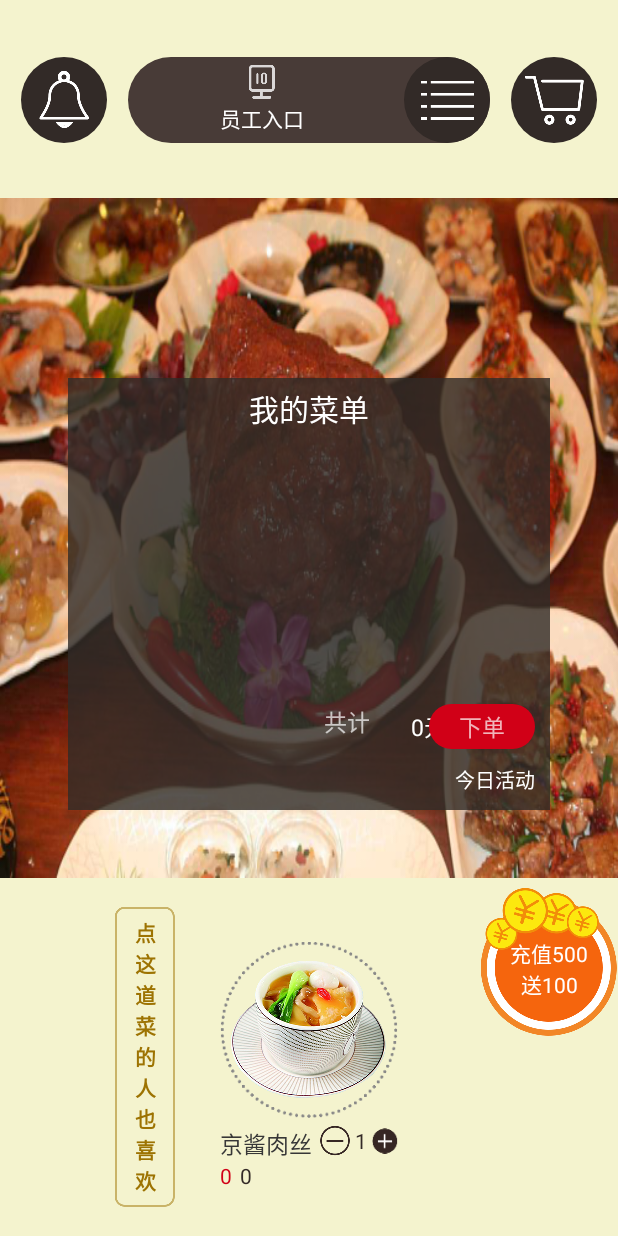
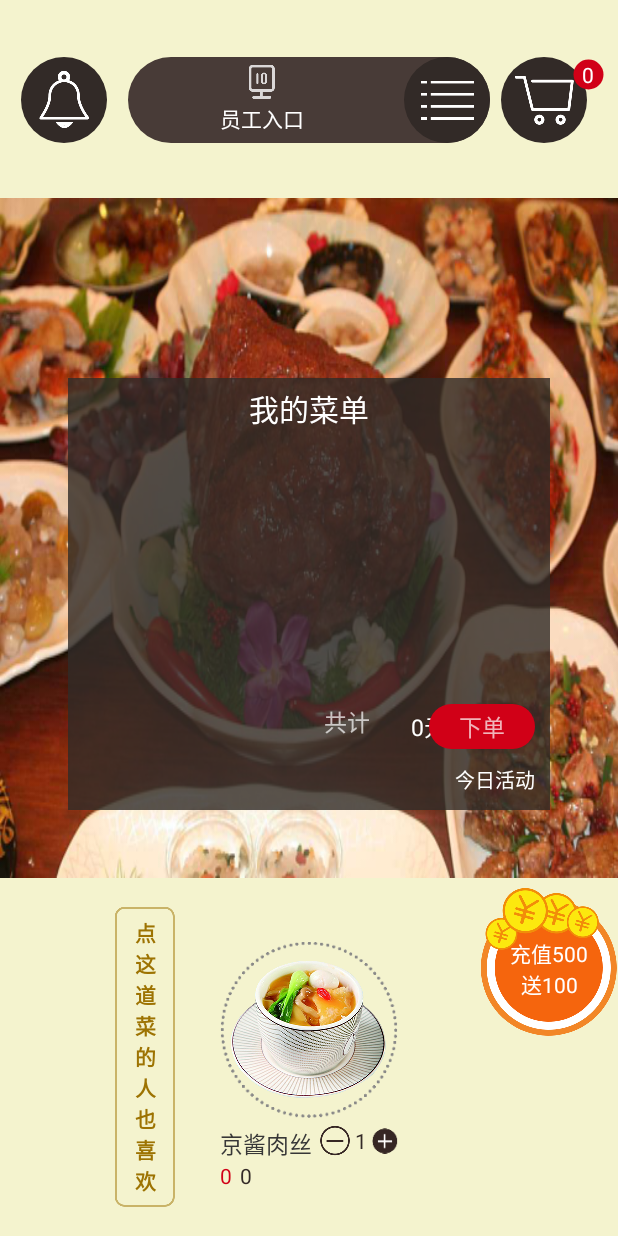
Before and after one commit to FeastTime/PadMenu, an Android app: the screen it shows after launch (MainActivity), after a tap on an icon or button, on a phone screen of 412 x 824 dp. Run offline under Robolectric (Android 15) with nearby library versions, the phone set to English and light mode, and no system bars; our stand-ins replace ButterKnife, RxJava; libraries missing offline, so code that uses them is left out: com.alibaba.fastjson, com.danikula.videocache; 8 statements that could not run were skipped.

Commit message:
修改添加动画

```diff
--- a/menu/src/main/java/com/feasttime/fragment/MainMenuFragment.java
+++ b/menu/src/main/java/com/feasttime/fragment/MainMenuFragment.java
@@ -39,7 +39,6 @@ import com.feasttime.presenter.shoppingcart.ShoppingCartPresenter;
 import com.feasttime.tools.LogUtil;
 import com.feasttime.tools.PreferenceUtil;
 import com.feasttime.tools.ScreenTools;
-import com.feasttime.tools.UtilTools;
 import com.feasttime.view.MainActivity;
 import com.feasttime.view.SilentADActivity;
 import com.feasttime.widget.jazzyviewpager.JazzyViewPager;
@@ -208,8 +207,9 @@ public class MainMenuFragment extends BaseFragment implements MenuContract.IMenu
 
     @Override
     public void onDishesPicClicked(MenuItemInfo menuItemInfo,float x,float y) {
-//        ((MainActivity)this.getActivity()).jumpToRecommend(menuItemInfo);
-        UtilTools.addOneDishes(this.getActivity(),new int[] {(int)x,(int)y},null);
+        ((MainActivity)this.getActivity()).refreshCartAnimation(new int[] {(int)x,(int)y});
+
+
     }
 
     @Override
--- a/menu/src/main/java/com/feasttime/tools/UtilTools.java
+++ b/menu/src/main/java/com/feasttime/tools/UtilTools.java
@@ -10,6 +10,7 @@ import android.view.animation.TranslateAnimation;
 import android.widget.ImageView;
 
 import com.feasttime.menu.R;
+import com.feasttime.view.MainActivity;
 
 import java.net.URLDecoder;
 
@@ -30,7 +31,7 @@ public class UtilTools {
 
 
     public static void addOneDishes(final Activity context, int startLocation[], int toLocation[]) {
-        TranslateAnimation translateAnimation = new TranslateAnimation(startLocation[0], 1800, startLocation[1], 50);
+        TranslateAnimation translateAnimation = new TranslateAnimation(startLocation[0], toLocation[0], startLocation[1], toLocation[1]);
         //设置动画效果
         translateAnimation.setDuration(1000);
         final ImageView redCycleIv = new ImageView(context);
@@ -47,6 +48,7 @@ public class UtilTools {
             public void onAnimationEnd(Animation animation) {
                 ViewGroup parentVg = (ViewGroup) redCycleIv.getParent();
                 parentVg.removeView(redCycleIv);
+                ((MainActivity)context).refreshCartNum();
             }
 
             @Override
--- a/menu/src/main/java/com/feasttime/view/MainActivity.java
+++ b/menu/src/main/java/com/feasttime/view/MainActivity.java
@@ -74,6 +74,11 @@ public class MainActivity extends BaseActivity implements MenuContract.IMenuView
     @Bind(R.id.main_activity_recommend_lv)
     HorizontalListView recommendLv;
 
+    @Bind(R.id.title_bar_cart_num_tv)
+    TextView titleBarCarNumTv;
+    private int cartNum = 0;
+
+    private int cartLocation[];
     private MyOrderFragment myOrderFragment;
     private MainMenuFragment mainMenuFragment;
     private RecommendMenuFragment recommendMenuFragment;
@@ -265,4 +270,18 @@ public class MainActivity extends BaseActivity implements MenuContract.IMenuView
     public void showOrderList(List<MyOrderListItemInfo> myOrderList) {
 
     }
+
+    public void refreshCartAnimation(int fromLocation[]) {
+        if (cartLocation == null) {
+            cartLocation = new int[2];
+            titleBarCarNumTv.getLocationOnScreen(cartLocation);
+        }
+
+        UtilTools.addOneDishes(this,fromLocation,cartLocation);
+    }
+
+    public void refreshCartNum() {
+        titleBarCarNumTv.setText(++cartNum + "");
+    }
+
 }
--- a/menu/src/main/res/layout/title_bar_layout.xml
+++ b/menu/src/main/res/layout/title_bar_layout.xml
@@ -27,11 +27,10 @@
 
 
 
-    <LinearLayout
-        android:id="@+id/title_bar_cart_ll"
+    <RelativeLayout
+        android:id="@+id/title_bar_cart_rel"
         android:layout_width="85dp"
         android:layout_height="wrap_content"
-        android:orientation="horizontal"
         android:layout_alignParentRight="true"
         android:gravity="center"
         >
@@ -45,10 +44,22 @@
             android:foregroundGravity="center"
             />
 
-    </LinearLayout>
+
+        <TextView
+            android:id="@+id/title_bar_cart_num_tv"
+            android:layout_width="35px"
+            android:layout_height="35px"
+            android:gravity="center"
+            android:layout_marginLeft="70px"
+            android:background="@drawable/red_cycle_shape"
+            android:textColor="@color/white"
+            android:text="0"
+            />
+
+    </RelativeLayout>
 
     <RelativeLayout
-        android:layout_toLeftOf="@+id/title_bar_cart_ll"
+        android:layout_toLeftOf="@+id/title_bar_cart_rel"
         android:layout_width="match_parent"
         android:background="@drawable/title_bar_bg"
         android:layout_height="86px"
```
